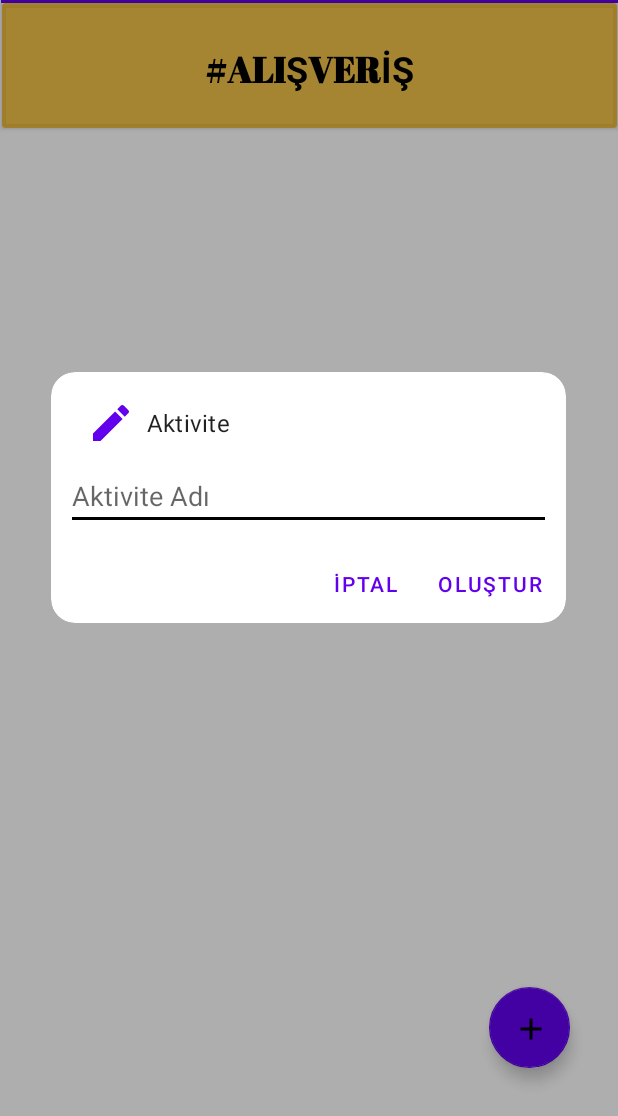
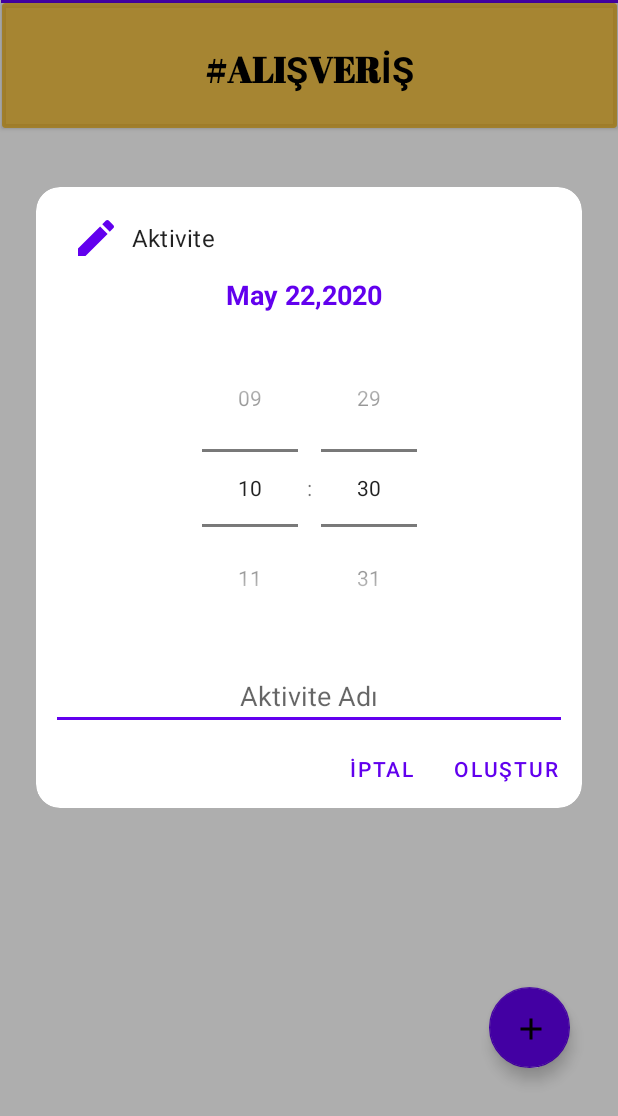
Before and after one commit to mahsunemrem/ToDoList-AndroidStudio, an Android app: the ToDoActivity screen opened directly, with no data from a screen before it, after a tap on an icon or button, on a phone screen of 412 x 824 dp, the part 120-1236 px from its top. Run offline under Robolectric (Android 15) with nearby library versions, the phone set to English and light mode, and no system bars; libraries missing offline, so code that uses them is left out: com.j256.ormlite; Roboto replaces fonts that are not available here; 4 statements that could not run were skipped.

Commit message:
Data picker and Time picker

```diff
--- a/app/build.gradle
+++ b/app/build.gradle
@@ -37,4 +37,6 @@ dependencies {
     implementation 'com.j256.ormlite:ormlite-core:4.47'
     implementation 'com.j256.ormlite:ormlite-android:4.47'
 
+    implementation 'com.google.android.material:material:1.2.0-alpha03'
+
 }
--- a/app/src/main/java/com/example/todolistapp/Activity/ToDoActivity.java
+++ b/app/src/main/java/com/example/todolistapp/Activity/ToDoActivity.java
@@ -6,13 +6,20 @@ import androidx.appcompat.widget.Toolbar;
 import androidx.recyclerview.widget.LinearLayoutManager;
 import androidx.recyclerview.widget.RecyclerView;
 
+import android.annotation.SuppressLint;
+import android.app.TimePickerDialog;
 import android.content.DialogInterface;
+import android.content.res.ColorStateList;
+import android.graphics.Color;
+import android.icu.util.Calendar;
 import android.os.Build;
 import android.os.Bundle;
 import android.view.LayoutInflater;
 import android.view.View;
+import android.widget.Button;
 import android.widget.EditText;
 import android.widget.TextView;
+import android.widget.TimePicker;
 
 import com.example.todolistapp.Adapter.TagAdapter;
 import com.example.todolistapp.Adapter.ToDoAdapter;
@@ -20,10 +27,17 @@ import com.example.todolistapp.Business.ToDoManager;
 import com.example.todolistapp.Entities.Tag;
 import com.example.todolistapp.Entities.ToDo;
 import com.example.todolistapp.R;
+import com.google.android.material.datepicker.MaterialDatePicker;
+import com.google.android.material.datepicker.MaterialPickerOnPositiveButtonClickListener;
 import com.google.android.material.dialog.MaterialAlertDialogBuilder;
 import com.google.android.material.floatingactionbutton.FloatingActionButton;
 
+import java.text.DateFormat;
+import java.text.DateFormatSymbols;
+import java.text.SimpleDateFormat;
 import java.util.ArrayList;
+import java.util.Date;
+import java.util.Locale;
 
 public class ToDoActivity extends AppCompatActivity {
 
@@ -36,10 +50,15 @@ public class ToDoActivity extends AppCompatActivity {
     private String TagName;
     private ToDoManager toDoManager;
     private TextView textViewTagName;
+
     @Override
     protected void onCreate(Bundle savedInstanceState) {
         super.onCreate(savedInstanceState);
         setContentView(R.layout.activity_to_do);
+
+
+
+
 
 
         toDoManager=new ToDoManager( this );
@@ -76,6 +95,7 @@ public class ToDoActivity extends AppCompatActivity {
         floatBottomAddTodo=findViewById(R.id.floatingActionButton_addTodo);
 
         floatBottomAddTodo.setOnClickListener(new View.OnClickListener() {
+            @SuppressLint("SetTextI18n")
             @RequiresApi(api = Build.VERSION_CODES.LOLLIPOP)
             @Override
             public void onClick(View v) {
@@ -90,6 +110,57 @@ public class ToDoActivity extends AppCompatActivity {
 
                 LayoutInflater inflater = ToDoActivity.this.getLayoutInflater();
                 final View view = inflater.inflate(R.layout.alertview_addtodo,null);
+
+
+                final TextView textView_date=view.findViewById(R.id.textView_date);
+
+                final TimePicker picker=view.findViewById(R.id.spinner_date);
+                picker.setIs24HourView(true);
+
+                final Calendar c;
+                if (android.os.Build.VERSION.SDK_INT >= android.os.Build.VERSION_CODES.N) {
+                    c = Calendar.getInstance();
+                    int mHour = c.get(Calendar.HOUR_OF_DAY);
+                    int mMinute = c.get(Calendar.MINUTE);
+
+                    picker.setHour(mHour);
+                    picker.setMinute(mMinute);
+                    Date date = c.getTime();
+                    SimpleDateFormat format = new SimpleDateFormat("MM-dd-yyyy ");
+                    String formattedDate = format.format(date);
+//may 23,2020
+                    int month = c.get(Calendar.MONTH);
+                    int day = c.get(Calendar.DATE);
+                    int year = c.get(Calendar.YEAR);
+                    //textView_date.setText(" "+month +" "+day+" "+ year);
+                    textView_date.setText(new DateFormatSymbols().getMonths()[month]+" "+day+","+year);
+                }
+
+
+
+
+
+
+                MaterialDatePicker.Builder builder = MaterialDatePicker.Builder.datePicker();
+                builder.setTitleText( "Tarihi seçin" );
+
+                final MaterialDatePicker materialDatePicker =builder.build();
+
+                materialDatePicker.addOnPositiveButtonClickListener( new MaterialPickerOnPositiveButtonClickListener() {
+                    @Override
+                    public void onPositiveButtonClick(Object selection) {
+                        textView_date.setText( materialDatePicker.getHeaderText() +"");
+
+                    }
+                } );
+
+                textView_date.setOnClickListener( new View.OnClickListener() {
+                    @Override
+                    public void onClick(View v) {
+
+                        materialDatePicker.show( getSupportFragmentManager(),"DATE_PICKER" );
+                    }
+                } );
                 materialAlertDialogBuilder.setView(view);
                 EditText tagName=view.findViewById(R.id.editText_todoName );
                 tagName.setHint( "Aktivite Adı" );
--- a/app/src/main/java/com/example/todolistapp/Adapter/TagAdapter.java
+++ b/app/src/main/java/com/example/todolistapp/Adapter/TagAdapter.java
@@ -65,6 +65,7 @@ public class TagAdapter extends RecyclerView.Adapter<TagAdapter.TagDesignHandler
         holder.tagName.setText(tag.getTagName());
         holder.tagCard.setTag( tag.getId() );
         //holder.tagCard.setTag(0,tag.getTagName() );
+
         holder.tagCard.setOnClickListener(new View.OnClickListener() {
             @Override
             public void onClick(View v) {
@@ -77,6 +78,8 @@ public class TagAdapter extends RecyclerView.Adapter<TagAdapter.TagDesignHandler
 
             }
         });
+
+
 
         holder.tagCard.setOnLongClickListener( new View.OnLongClickListener() {
             @RequiresApi(api = Build.VERSION_CODES.M)
@@ -161,10 +164,10 @@ public class TagAdapter extends RecyclerView.Adapter<TagAdapter.TagDesignHandler
                     }
                 } );
 
-
                 return true;
             }
         } );
+
 
 /*
         holder.tagCard.setOnTouchListener( new View.OnTouchListener() {
--- a/app/src/main/java/com/example/todolistapp/Adapter/ToDoAdapter.java
+++ b/app/src/main/java/com/example/todolistapp/Adapter/ToDoAdapter.java
@@ -5,6 +5,7 @@ import android.content.Intent;
 import android.view.LayoutInflater;
 import android.view.View;
 import android.view.ViewGroup;
+import android.widget.Button;
 import android.widget.CheckBox;
 import android.widget.CompoundButton;
 import android.widget.TextView;
@@ -18,6 +19,7 @@ import com.example.todolistapp.Business.ToDoManager;
 import com.example.todolistapp.Entities.Tag;
 import com.example.todolistapp.Entities.ToDo;
 import com.example.todolistapp.R;
+import com.google.android.material.datepicker.MaterialDatePicker;
 
 import java.util.ArrayList;
 
@@ -65,6 +67,9 @@ public class ToDoAdapter extends RecyclerView.Adapter<ToDoAdapter.ToDoDesignHand
         } );
 
 
+
+
+
     }
 
     @Override
--- a/app/src/main/res/layout/alertview_addtodo.xml
+++ b/app/src/main/res/layout/alertview_addtodo.xml
@@ -3,20 +3,57 @@
     xmlns:app="http://schemas.android.com/apk/res-auto"
     xmlns:tools="http://schemas.android.com/tools"
     android:layout_width="match_parent"
-    android:layout_height="100dp"
-    >
+    android:layout_height="450dp">
+
     <EditText
         android:id="@+id/editText_todoName"
-        android:layout_margin="10dp"
         android:layout_width="match_parent"
         android:layout_height="wrap_content"
+        android:layout_margin="10dp"
+        android:layout_marginTop="42dp"
+        android:backgroundTint="@color/colorPrimary"
         android:ems="10"
         android:hint="Etiket Adı"
-        android:backgroundTint="@android:color/black"
+        android:gravity="center"
         android:inputType="textPersonName"
-        app:layout_constraintBottom_toBottomOf="parent"
+        app:layout_constraintEnd_toEndOf="parent"
+        app:layout_constraintHorizontal_bias="1.0"
+        app:layout_constraintStart_toStartOf="parent"
+        app:layout_constraintTop_toBottomOf="@+id/spinner_date" />
+
+    <TextView
+        android:id="@+id/textView_date"
+        android:layout_width="252dp"
+
+        android:layout_height="25dp"
+        android:layout_marginStart="77dp"
+        android:layout_marginLeft="77dp"
+        android:layout_marginTop="9dp"
+        android:layout_marginEnd="85dp"
+        android:layout_marginRight="85dp"
+        android:gravity="center"
+        android:text="Tarihi Seçin"
+        android:textColor="@color/colorPrimary"
+        android:textSize="18sp"
+        android:textStyle="bold"
         app:layout_constraintEnd_toEndOf="parent"
         app:layout_constraintHorizontal_bias="0.5"
         app:layout_constraintStart_toStartOf="parent"
         app:layout_constraintTop_toTopOf="parent" />
+
+    <TimePicker
+        android:id="@+id/spinner_date"
+        android:layout_width="409dp"
+        android:layout_height="wrap_content"
+        android:layout_marginStart="1dp"
+        android:layout_marginLeft="1dp"
+        android:layout_marginTop="10dp"
+        android:layout_marginEnd="1dp"
+        android:layout_marginRight="1dp"
+        android:timePickerMode="spinner"
+        app:layout_constraintEnd_toEndOf="parent"
+        app:layout_constraintHorizontal_bias="0.5"
+        app:layout_constraintStart_toStartOf="parent"
+        app:layout_constraintTop_toBottomOf="@+id/textView_date" />
+
 </androidx.constraintlayout.widget.ConstraintLayout>
```
